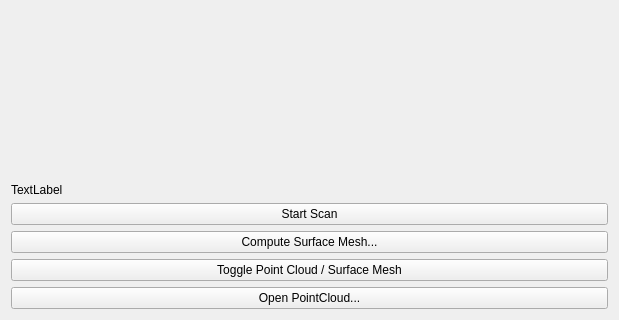
francisengelmann/FabScan100, file qtTest/mainwindow.ui: the form before one commit; both pictures show x 0 to 619 and y 193 to 513 of the 619 by 513 pixel window.
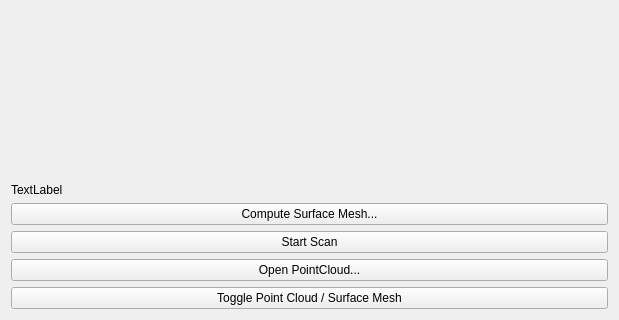
The form after the commit. Custom widgets are drawn as their Qt base class.

Commit message: color now also on surface mesh working

The edit to the form file:
```diff
--- a/qtTest/mainwindow.ui
+++ b/qtTest/mainwindow.ui
@@ -41,6 +41,13 @@
         </property>
        </widget>
       </item>
+      <item row="5" column="0">
+       <widget class="QPushButton" name="toggleViewButton">
+        <property name="text">
+         <string>Toggle Point Cloud / Surface Mesh</string>
+        </property>
+       </widget>
+      </item>
       <item row="4" column="0">
        <widget class="QPushButton" name="pushButton">
         <property name="text">
@@ -48,20 +55,13 @@
         </property>
        </widget>
       </item>
-      <item row="1" column="0">
+      <item row="3" column="0">
        <widget class="QPushButton" name="myButton">
         <property name="text">
          <string>Start Scan</string>
         </property>
        </widget>
       </item>
-      <item row="3" column="0">
-       <widget class="QPushButton" name="toggleViewButton">
-        <property name="text">
-         <string>Toggle Point Cloud / Surface Mesh</string>
-        </property>
-       </widget>
-      </item>
      </layout>
     </item>
    </layout>
```
The commit also changes 14 other files.
